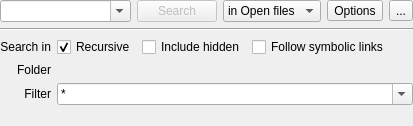
This is kate/plugins/search/search.ui in KDE/kate as Qt 5 draws it before an edit. The edited form follows.
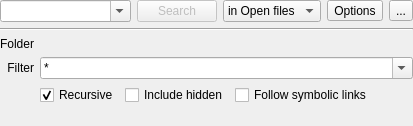
This is the edited form. Custom widgets are drawn as their Qt base class.

Commit message: Search plugin: Add icons and reorganize checkboxes

Diff of the .ui file:
```diff
--- a/kate/plugins/search/search.ui
+++ b/kate/plugins/search/search.ui
@@ -154,7 +154,7 @@
          </item>
         </widget>
        </item>
-       <item row="11" column="2">
+       <item row="12" column="2">
         <spacer name="verticalSpacer">
          <property name="orientation">
           <enum>Qt::Vertical</enum>
@@ -167,29 +167,6 @@
          </property>
         </spacer>
        </item>
-       <item row="3" column="1">
-        <widget class="QLabel" name="label_4">
-         <property name="text">
-          <string>Search in</string>
-         </property>
-         <property name="alignment">
-          <set>Qt::AlignRight|Qt::AlignTrailing|Qt::AlignVCenter</set>
-         </property>
-        </widget>
-       </item>
-       <item row="3" column="5" colspan="2">
-        <spacer name="horizontalSpacer">
-         <property name="orientation">
-          <enum>Qt::Horizontal</enum>
-         </property>
-         <property name="sizeHint" stdset="0">
-          <size>
-           <width>40</width>
-           <height>20</height>
-          </size>
-         </property>
-        </spacer>
-       </item>
        <item row="7" column="2" colspan="5">
         <widget class="KUrlRequester" name="searchFolder">
          <property name="mode">
@@ -204,7 +181,7 @@
          </property>
         </widget>
        </item>
-       <item row="3" column="2">
+       <item row="11" column="2">
         <widget class="QCheckBox" name="recursiveCheckBox">
          <property name="text">
           <string>Recursive</string>
@@ -214,20 +191,33 @@
          </property>
         </widget>
        </item>
-       <item row="3" column="3">
+       <item row="11" column="3">
         <widget class="QCheckBox" name="hiddenCheckBox">
          <property name="text">
           <string>Include hidden</string>
          </property>
         </widget>
        </item>
-       <item row="3" column="4">
+       <item row="11" column="4">
         <widget class="QCheckBox" name="symLinkCheckBox">
          <property name="text">
           <string>Follow symbolic links</string>
          </property>
         </widget>
        </item>
+       <item row="11" column="5">
+        <spacer name="horizontalSpacer">
+         <property name="orientation">
+          <enum>Qt::Horizontal</enum>
+         </property>
+         <property name="sizeHint" stdset="0">
+          <size>
+           <width>40</width>
+           <height>20</height>
+          </size>
+         </property>
+        </spacer>
+       </item>
       </layout>
      </widget>
     </widget>
```
The commit also changes 1 other file.
